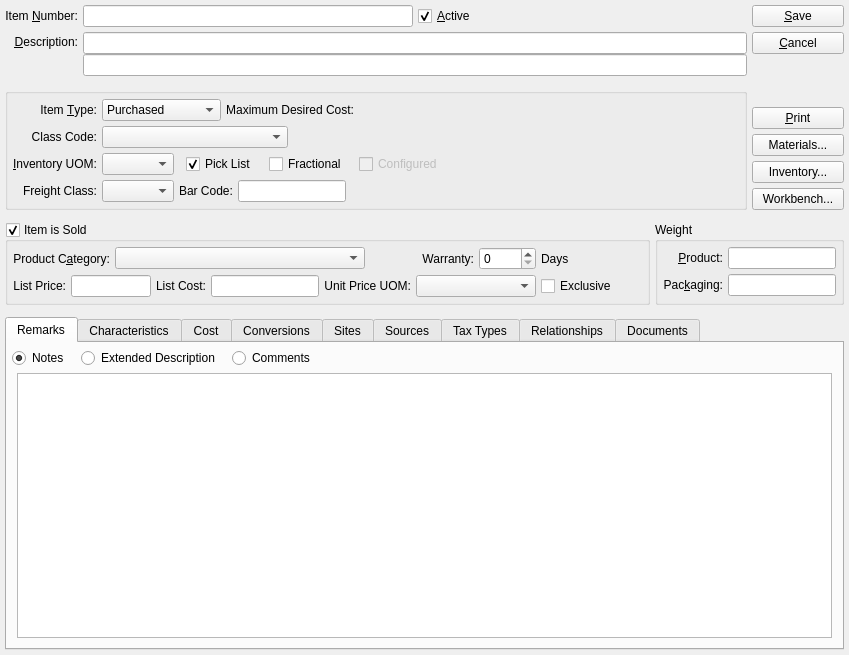
Above: xtuple/trunk/guiclient/item.ui from WooodHead/xtuple before the change. Below: the same form after it.
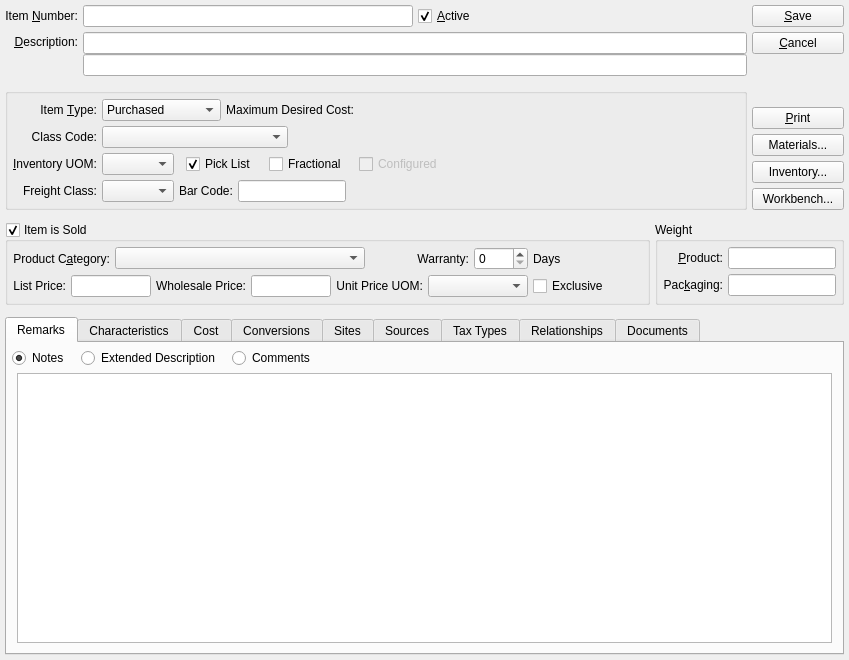
That is the form after the change. Custom widgets are drawn as their Qt base class.

Commit message: Issue #20002:change label List Cost to Wholesale Price

The edit to the form file:
```diff
--- a/xtuple/trunk/guiclient/item.ui
+++ b/xtuple/trunk/guiclient/item.ui
@@ -14,7 +14,7 @@
     <x>0</x>
     <y>0</y>
     <width>849</width>
-    <height>655</height>
+    <height>660</height>
    </rect>
   </property>
   <property name="windowTitle">
@@ -653,7 +653,7 @@
            <widget class="XComboBox" name="_priceUOM">
             <property name="minimumSize">
              <size>
-              <width>120</width>
+              <width>100</width>
               <height>0</height>
              </size>
             </property>
@@ -667,6 +667,12 @@
               <verstretch>0</verstretch>
              </sizepolicy>
             </property>
+            <property name="maximumSize">
+             <size>
+              <width>80</width>
+              <height>22</height>
+             </size>
+            </property>
             <property name="alignment">
              <set>Qt::AlignRight|Qt::AlignTrailing|Qt::AlignVCenter</set>
             </property>
@@ -675,7 +681,7 @@
           <item row="1" column="3">
            <widget class="QLabel" name="_listCostLit">
             <property name="text">
-             <string>List Cost:</string>
+             <string>Wholesale Price:</string>
             </property>
             <property name="alignment">
              <set>Qt::AlignRight|Qt::AlignTrailing|Qt::AlignVCenter</set>
```
The commit also changes 3 other files.
